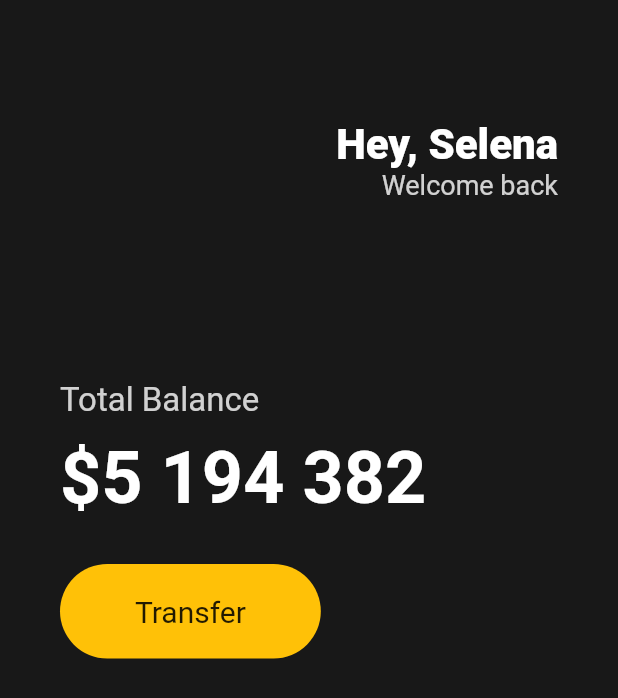
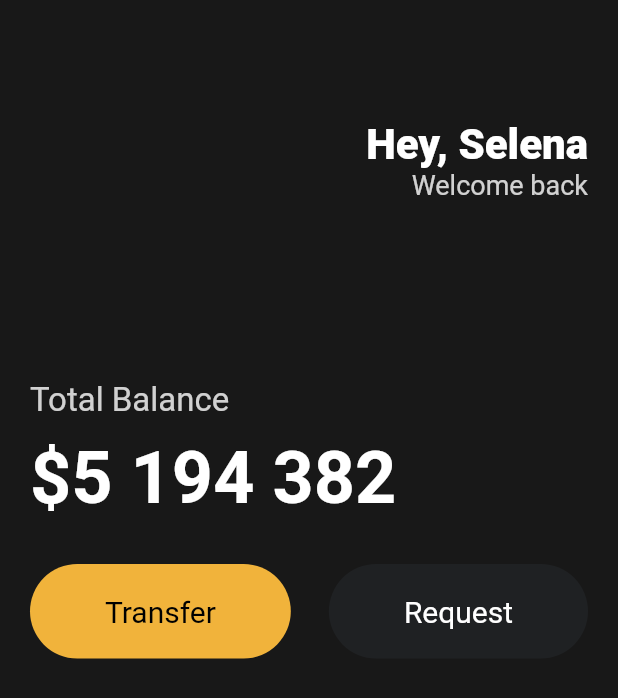
Before and after one commit to kanziw/learn-flutter, a Flutter app: the screen it shows after launch, on a phone screen of 412 x 824 dp. Shown: the top 698 px of the screen. Run offline on Flutter 3.47's test engine with Material 2 defaults, Android fonts, the phone set to English and light mode, and no system bars.

Commit message:
Add vscode settings and separate button

```diff
--- a/toonflix/lib/main.dart
+++ b/toonflix/lib/main.dart
@@ -1,23 +1,27 @@
 import 'package:flutter/material.dart';
 
+import 'widgets/Button.dart';
+
 void main() {
-  runApp(App());
+  runApp(const App());
 }
 
 class App extends StatelessWidget {
+  const App({super.key});
+
   @override
   Widget build(BuildContext context) {
     return MaterialApp(
       home: Scaffold(
-        backgroundColor: Color(0xFF181818),
+        backgroundColor: const Color(0xFF181818),
         body: Padding(
-          padding: EdgeInsets.symmetric(
-            horizontal: 40,
+          padding: const EdgeInsets.symmetric(
+            horizontal: 20,
           ),
           child: Column(
             crossAxisAlignment: CrossAxisAlignment.start,
             children: [
-              SizedBox(
+              const SizedBox(
                 height: 80,
               ),
               Row(
@@ -26,7 +30,7 @@ class App extends StatelessWidget {
                   Column(
                     crossAxisAlignment: CrossAxisAlignment.end,
                     children: [
-                      Text(
+                      const Text(
                         'Hey, Selena',
                         style: TextStyle(
                           color: Colors.white,
@@ -45,7 +49,7 @@ class App extends StatelessWidget {
                   )
                 ],
               ),
-              SizedBox(
+              const SizedBox(
                 height: 120,
               ),
               Text(
@@ -55,10 +59,10 @@ class App extends StatelessWidget {
                   color: Colors.white.withOpacity(0.8),
                 ),
               ),
-              SizedBox(
+              const SizedBox(
                 height: 10,
               ),
-              Text(
+              const Text(
                 '\$5 194 382',
                 style: TextStyle(
                   fontSize: 48,
@@ -66,28 +70,22 @@ class App extends StatelessWidget {
                   color: Colors.white,
                 ),
               ),
-              SizedBox(
+              const SizedBox(
                 height: 30,
               ),
-              Row(
+              const Row(
+                mainAxisAlignment: MainAxisAlignment.spaceBetween,
                 children: [
-                  Container(
-                    decoration: BoxDecoration(
-                        color: Colors.amber,
-                        borderRadius: BorderRadius.circular(45)),
-                    child: Padding(
-                      padding: EdgeInsets.symmetric(
-                        vertical: 20,
-                        horizontal: 50,
-                      ),
-                      child: Text(
-                        'Transfer',
-                        style: TextStyle(
-                          fontSize: 20,
-                        ),
-                      ),
-                    ),
-                  )
+                  Button(
+                    text: 'Transfer',
+                    bgColor: Color(0xFFF1B33B),
+                    textColor: Colors.black,
+                  ),
+                  Button(
+                    text: 'Request',
+                    bgColor: Color(0xFF1F2123),
+                    textColor: Colors.white,
+                  ),
                 ],
               ),
             ],
--- /dev/null
+++ b/toonflix/lib/widgets/button.dart
@@ -0,0 +1,35 @@
+import 'package:flutter/material.dart';
+
+class Button extends StatelessWidget {
+  final String text;
+  final Color bgColor;
+  final Color textColor;
+
+  const Button({
+    super.key,
+    required this.text,
+    required this.bgColor,
+    required this.textColor,
+  });
+
+  @override
+  Widget build(BuildContext context) {
+    return Container(
+      decoration: BoxDecoration(
+          color: bgColor, borderRadius: BorderRadius.circular(45)),
+      child: Padding(
+        padding: const EdgeInsets.symmetric(
+          vertical: 20,
+          horizontal: 50,
+        ),
+        child: Text(
+          text,
+          style: TextStyle(
+            color: textColor,
+            fontSize: 20,
+          ),
+        ),
+      ),
+    );
+  }
+}
```
